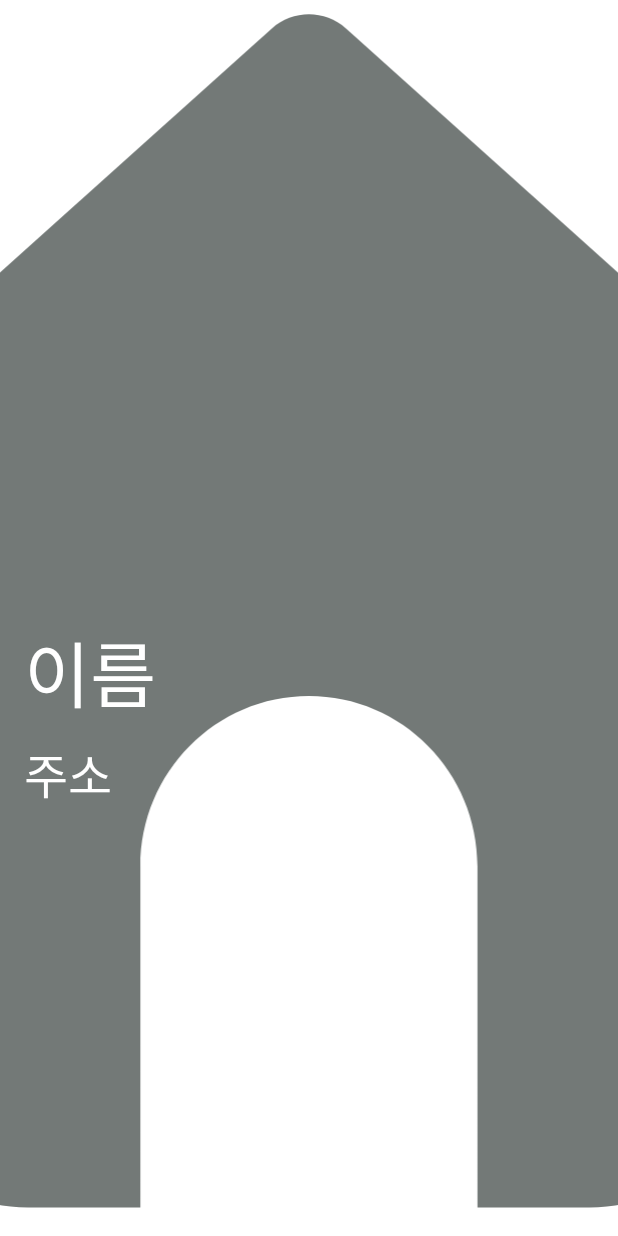
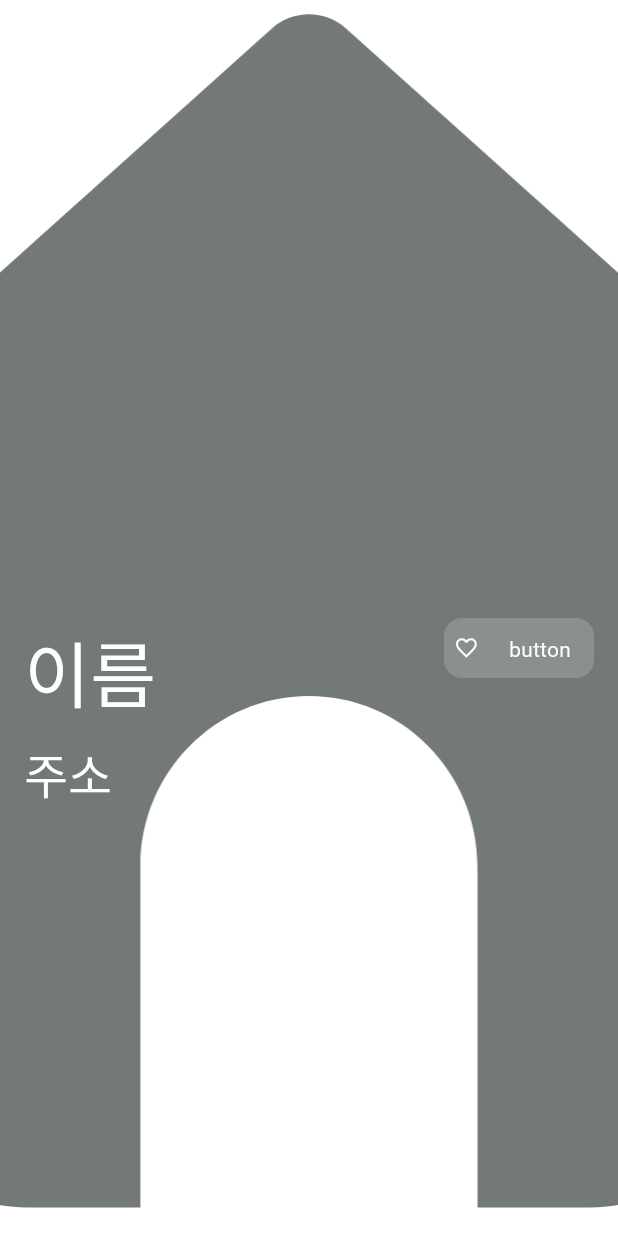
Before and after one commit to JunseoPark123/madcamp_week4_FE, an Android app: the layout item_marker_page.xml on its own in the app's theme, with its tools: preview values and no code run, on a phone screen of 412 x 824 dp. Run offline under Robolectric (Android 15) with nearby library versions, the phone set to English and light mode, and no system bars.

Commit message:
implement font

```diff
--- /dev/null
+++ b/app/src/main/res/drawable/btnbackground.xml
@@ -0,0 +1,10 @@
+<vector xmlns:android="http://schemas.android.com/apk/res/android"
+    android:width="100dp"
+    android:height="40dp"
+    android:viewportWidth="100"
+    android:viewportHeight="40">
+  <path
+      android:pathData="M0,12C0,5.37 5.37,0 12,0H88C94.63,0 100,5.37 100,12V28C100,34.63 94.63,40 88,40H12C5.37,40 0,34.63 0,28V12Z"
+      android:fillColor="#ffffff"
+      android:fillAlpha="0.18"/>
+</vector>
--- /dev/null
+++ b/app/src/main/res/drawable/favor.xml
@@ -0,0 +1,9 @@
+<vector xmlns:android="http://schemas.android.com/apk/res/android"
+    android:width="20dp"
+    android:height="17dp"
+    android:viewportWidth="20"
+    android:viewportHeight="17">
+  <path
+      android:pathData="M10.052,2.08C8.845,2.08 7.688,2.641 6.932,3.529C6.177,2.641 5.019,2.08 3.813,2.08C1.678,2.08 0,3.757 0,5.892C0,8.513 2.357,10.648 5.927,13.892L6.932,14.8L7.937,13.885C11.507,10.648 13.864,8.513 13.864,5.892C13.864,3.757 12.187,2.08 10.052,2.08ZM7.001,12.859L6.932,12.929L6.863,12.859C3.563,9.871 1.386,7.896 1.386,5.892C1.386,4.506 2.426,3.466 3.813,3.466C4.88,3.466 5.92,4.152 6.287,5.102H7.584C7.944,4.152 8.984,3.466 10.052,3.466C11.438,3.466 12.478,4.506 12.478,5.892C12.478,7.896 10.301,9.871 7.001,12.859Z"
+      android:fillColor="#ffffff"/>
+</vector>
--- a/app/src/main/res/layout/item_marker_page.xml
+++ b/app/src/main/res/layout/item_marker_page.xml
@@ -4,6 +4,8 @@
     android:layout_width="match_parent"
     android:layout_height="match_parent"
     xmlns:app="http://schemas.android.com/apk/res-auto">
+
+    <!-- 여기에 페이지 내용 추가 -->
 
     <ImageView
         android:id="@+id/ivGallery"
@@ -12,13 +14,12 @@
         android:scaleType="centerCrop"
         app:layout_constraintBottom_toBottomOf="parent"
         app:layout_constraintEnd_toEndOf="parent"
-        app:layout_constraintHorizontal_bias="0.0"
+        app:layout_constraintHorizontal_bias="1.0"
         app:layout_constraintStart_toStartOf="parent"
         app:layout_constraintTop_toTopOf="parent"
-        app:layout_constraintVertical_bias="0.0"
+        app:layout_constraintVertical_bias="1.0"
         app:srcCompat="@drawable/home" />
 
-    <!-- 여기에 페이지 내용 추가 -->
 
     <androidx.constraintlayout.widget.Guideline
         android:id="@+id/guideline_hor50"
@@ -34,6 +35,7 @@
         android:layout_marginStart="16dp"
         android:text="이름"
         android:textSize="48dp"
+        android:fontFamily="@font/seoulhangang_cb_regular"
         android:textColor="@color/white"
         app:layout_constraintStart_toStartOf="parent"
         app:layout_constraintTop_toTopOf="@+id/guideline_hor50" />
@@ -46,10 +48,41 @@
         android:layout_marginTop="8dp"
         android:textSize="32dp"
         android:text="주소"
+        android:fontFamily="@font/seoulhangang_cb_regular"
         android:textColor="@color/white"
         app:layout_constraintStart_toStartOf="parent"
         app:layout_constraintTop_toBottomOf="@+id/tvTitle" />
 
+    <ImageView
+        android:id="@+id/ivBtnBackground"
+        android:layout_width="wrap_content"
+        android:layout_height="wrap_content"
+        android:layout_marginEnd="16dp"
+        app:layout_constraintEnd_toEndOf="parent"
+        app:layout_constraintTop_toTopOf="@+id/guideline_hor50"
+        app:srcCompat="@drawable/btnbackground" />
+
+    <ImageView
+        android:id="@+id/ivFavor"
+        android:layout_width="wrap_content"
+        android:layout_height="wrap_content"
+        android:layout_marginStart="8dp"
+        app:layout_constraintBottom_toBottomOf="@+id/ivBtnBackground"
+        app:layout_constraintStart_toStartOf="@+id/ivBtnBackground"
+        app:layout_constraintTop_toTopOf="@+id/guideline_hor50"
+        app:srcCompat="@drawable/favor" />
+
+    <TextView
+        android:id="@+id/tvFavor"
+        android:layout_width="wrap_content"
+        android:layout_height="wrap_content"
+        android:text="button"
+        android:fontFamily="@font/seoulhangang_cb_regular"
+        android:textColor="@color/white"
+        app:layout_constraintBottom_toBottomOf="@+id/ivBtnBackground"
+        app:layout_constraintEnd_toEndOf="@+id/ivBtnBackground"
+        app:layout_constraintStart_toEndOf="@+id/ivFavor"
+        app:layout_constraintTop_toTopOf="@+id/ivBtnBackground" />
 
 
     <!-- 기타 뷰 요소 추가 가능 -->
```
Also changed, not shown: 1 other file.
